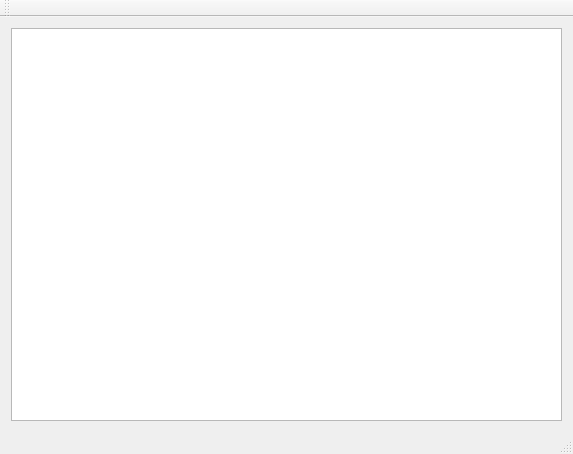
Qt form GeoStation_Projet/mainwindow.ui (SoheibBiga/GeoStation) before a commit.
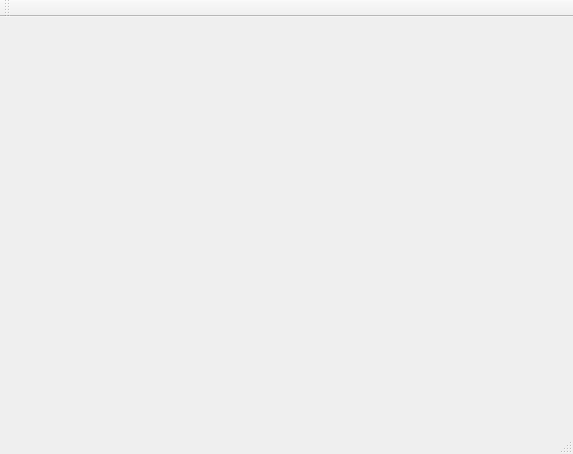
The same form after that commit.

```diff
--- a/GeoStation_Projet/mainwindow.ui
+++ b/GeoStation_Projet/mainwindow.ui
@@ -14,11 +14,7 @@
    <string>MainWindow</string>
   </property>
   <widget class="QWidget" name="centralWidget">
-   <layout class="QGridLayout" name="gridLayout">
-    <item row="0" column="0">
-     <widget class="QTextEdit" name="textEdit"/>
-    </item>
-   </layout>
+   <layout class="QGridLayout" name="gridLayout"/>
   </widget>
   <widget class="QMenuBar" name="menuBar">
    <property name="geometry">
```
